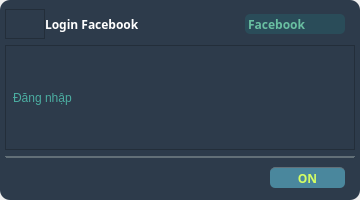
Qt form theme/card.ui (im-dlam/PyQt5.AppManageMMO) before a commit.
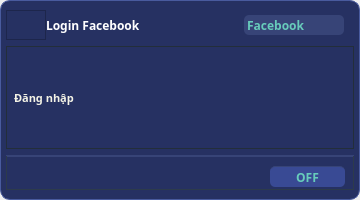
The same form after that commit. Icons and pictures are not drawn.

Patch:
```diff
--- a/theme/card.ui
+++ b/theme/card.ui
@@ -34,8 +34,8 @@
      <widget class="QFrame" name="frame">
       <property name="minimumSize">
        <size>
-        <width>0</width>
-        <height>0</height>
+        <width>360</width>
+        <height>200</height>
        </size>
       </property>
       <property name="maximumSize">
@@ -46,8 +46,8 @@
       </property>
       <property name="styleSheet">
        <string notr="true">QFrame#frame{
-background-color: #2d3b4b;
-border-radius:10px;
+background-color: rgb(38, 49, 98);
+border-radius:10px; border: 0.5px solid #495b9e;
 }</string>
       </property>
       <property name="frameShape">
@@ -73,7 +73,7 @@
          </property>
          <property name="styleSheet">
           <string notr="true">QFrame#frame_2{
-background-color:#2d3b4b;
+background-color: rgb(38, 49, 98);
 border-radius:5px;
 }</string>
          </property>
@@ -108,7 +108,7 @@
              </size>
             </property>
             <property name="styleSheet">
-             <string notr="true">background-color: #2d3b4b;
+             <string notr="true">background-color: rgb(38, 49, 98);
 image: url(:/icons/png/icons8-facebook-48.png);</string>
             </property>
             <property name="frameShape">
@@ -130,7 +130,7 @@
             </property>
             <property name="styleSheet">
              <string notr="true">color: rgb(255, 255, 255);
-background-color:#2d3b4b;</string>
+background-color: rgb(38, 49, 98);</string>
             </property>
             <property name="text">
              <string>Login Facebook</string>
@@ -159,9 +159,9 @@
              </font>
             </property>
             <property name="styleSheet">
-             <string notr="true">color: #69bfa1;
+             <string notr="true">color: rgb(103, 204, 187);
 border-radius:5px;
-background-color: #2a4c59;</string>
+background-color: rgb(55, 68, 119);</string>
             </property>
             <property name="text">
              <string> Facebook</string>
@@ -200,9 +200,17 @@
           </property>
           <item>
            <widget class="QLabel" name="labe_note">
+            <property name="font">
+             <font>
+              <family>MesloLGL Nerd Font</family>
+              <pointsize>8</pointsize>
+              <weight>75</weight>
+              <bold>true</bold>
+             </font>
+            </property>
             <property name="styleSheet">
-             <string notr="true">color: rgb(75, 173, 161);
-background-color: rgb(45, 59, 75);
+             <string notr="true">color: rgb(244, 243, 230);
+background-color: rgb(38, 49, 98);
 padding:4px;</string>
             </property>
             <property name="text">
@@ -223,7 +231,7 @@
          </property>
          <property name="styleSheet">
           <string notr="true">background-color: rgb(45, 59, 75);
-border-top:1px solid #626f77
+border-top:1px solid  rgb(55, 68, 119);
 ;</string>
          </property>
          <property name="frameShape">
@@ -251,7 +259,7 @@
           <item>
            <widget class="QFrame" name="frame_6">
             <property name="styleSheet">
-             <string notr="true">background-color: rgb(45, 59, 75);</string>
+             <string notr="true">background-color: rgb(38, 49, 98);</string>
             </property>
             <property name="frameShape">
              <enum>QFrame::StyledPanel</enum>
@@ -264,7 +272,7 @@
           <item>
            <widget class="QFrame" name="frame_5">
             <property name="styleSheet">
-             <string notr="true">background-color: rgb(45, 59, 75);</string>
+             <string notr="true">background-color: rgb(38, 49, 98);</string>
             </property>
             <property name="frameShape">
              <enum>QFrame::StyledPanel</enum>
@@ -290,9 +298,9 @@
              </property>
              <property name="styleSheet">
               <string notr="true">QPushButton#btn_addPlan{
-color: rgb(214, 255, 99);
+color: rgb(103, 204, 187);
 border-radius:5px;
-background-color: rgb(74, 135, 157);
+	background-color: rgb(57, 74, 148);
 }
 QPushButton#btn_addPlan:hover{
 color: rgb(214, 255, 99);
@@ -302,7 +310,7 @@
 </string>
              </property>
              <property name="text">
-              <string>ON</string>
+              <string>OFF</string>
              </property>
              <property name="icon">
               <iconset resource="../icons/icons.qrc">
```
Left out of the diff: 7 changed lines with no effect on the pictures.
